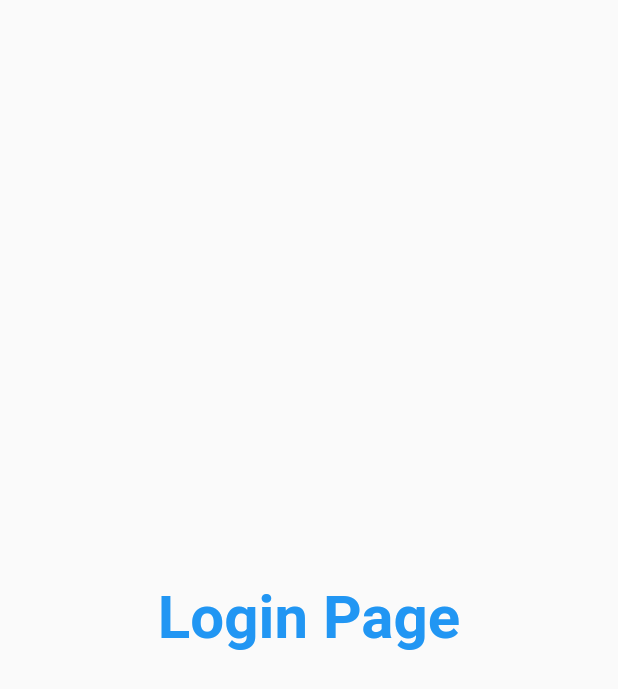
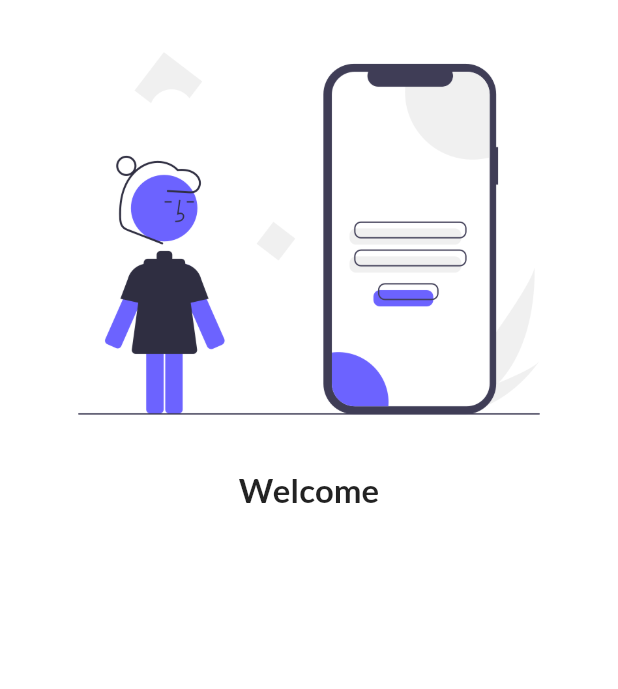
Before and after one commit to jaydobariya8/30DaysOfFlutter, a Flutter app: the screen it shows after launch, on a phone screen of 412 x 824 dp. Shown: the top 689 px of the screen. Run offline on Flutter 3.47's test engine with Material 2 defaults, Android fonts, the phone set to English and light mode, and no system bars; our stand-ins replace google_fonts.

Commit message:
day-4 half

```diff
--- a/lib/Pages/login_page.dart
+++ b/lib/Pages/login_page.dart
@@ -4,12 +4,24 @@ class LoginPage extends StatelessWidget {
   @override
   Widget build(BuildContext context) {
     return Material(
-      child: Center(
-          child: Text(
-        "Login Page",
-        style: TextStyle(
-            fontSize: 40, color: Colors.blue, fontWeight: FontWeight.bold),
-      )),
-    );
+        color: Colors.white,
+        child: Column(
+          children: [
+            Image.asset(
+              "asset/images/login_main.png",
+              fit: BoxFit.cover,
+            ),
+            SizedBox(
+              height: 2.0,
+            ),
+            Text(
+              "Welcome",
+              style: TextStyle(fontWeight: FontWeight.bold, fontSize: 22),
+            ),
+            SizedBox(
+              height: 2.0,
+            ),
+          ],
+        ));
   }
 }
--- a/lib/main.dart
+++ b/lib/main.dart
@@ -1,6 +1,7 @@
 import 'package:flutter/material.dart';
 import 'package:flutter_application/Pages/login_page.dart';
 import 'Pages/home_page.dart';
+import 'package:google_fonts/google_fonts.dart';
 
 void main() {
   runApp(myapp());
@@ -14,7 +15,9 @@ class myapp extends StatelessWidget {
     return MaterialApp(
         // home: HomePage(),
         themeMode: ThemeMode.light,
-        theme: ThemeData(primarySwatch: Colors.deepPurple),
+        theme: ThemeData(
+            primarySwatch: Colors.deepPurple,
+            fontFamily: GoogleFonts.lato().fontFamily),
         darkTheme:
             ThemeData(brightness: Brightness.dark, primarySwatch: Colors.green),
         initialRoute: "/login",
--- a/pubspec.yaml
+++ b/pubspec.yaml
@@ -35,6 +35,7 @@ dependencies:
   # The following adds the Cupertino Icons font to your application.
   # Use with the CupertinoIcons class for iOS style icons.
   cupertino_icons: ^1.0.2
+  google_fonts: ^5.1.0
 
 dev_dependencies:
   flutter_test:
@@ -59,8 +60,8 @@ flutter:
   uses-material-design: true
 
   # To add assets to your application, add an assets section, like this:
-  # assets:
-  #   - images/a_dot_burr.jpeg
+  assets:
+    - asset/images/
   #   - images/a_dot_ham.jpeg
 
   # An image asset can refer to one or more resolution-specific "variants", see
```
Also changed, not shown: asset/images/login_main.png (added), pubspec.lock, 1 other file.
